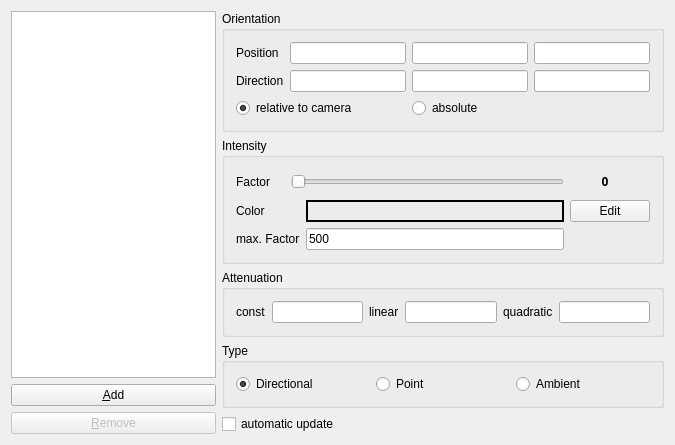
Before: the Qt Designer form source/VIEW/DIALOGS/lightSettings.ui in BALL-Project/ball, drawn with Qt 5.
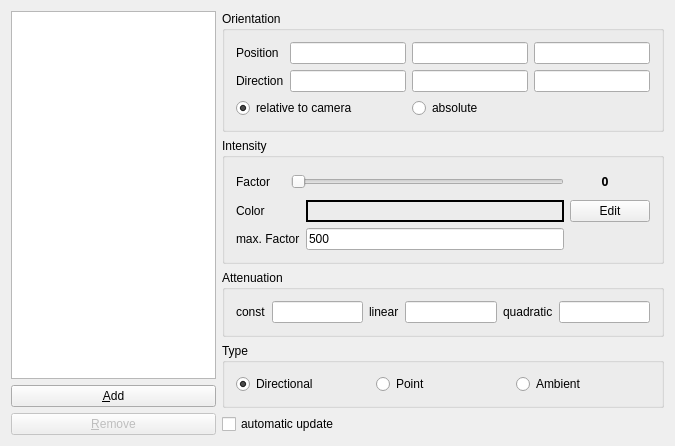
After: the same form once the commit is applied.

Diff of the .ui file:
```diff
--- a/source/VIEW/DIALOGS/lightSettings.ui
+++ b/source/VIEW/DIALOGS/lightSettings.ui
@@ -7,7 +7,7 @@
     <x>0</x>
     <y>0</y>
     <width>675</width>
-    <height>432</height>
+    <height>446</height>
    </rect>
   </property>
   <property name="minimumSize">
```
Left out of the diff: 2 changed lines with no effect on the pictures.
